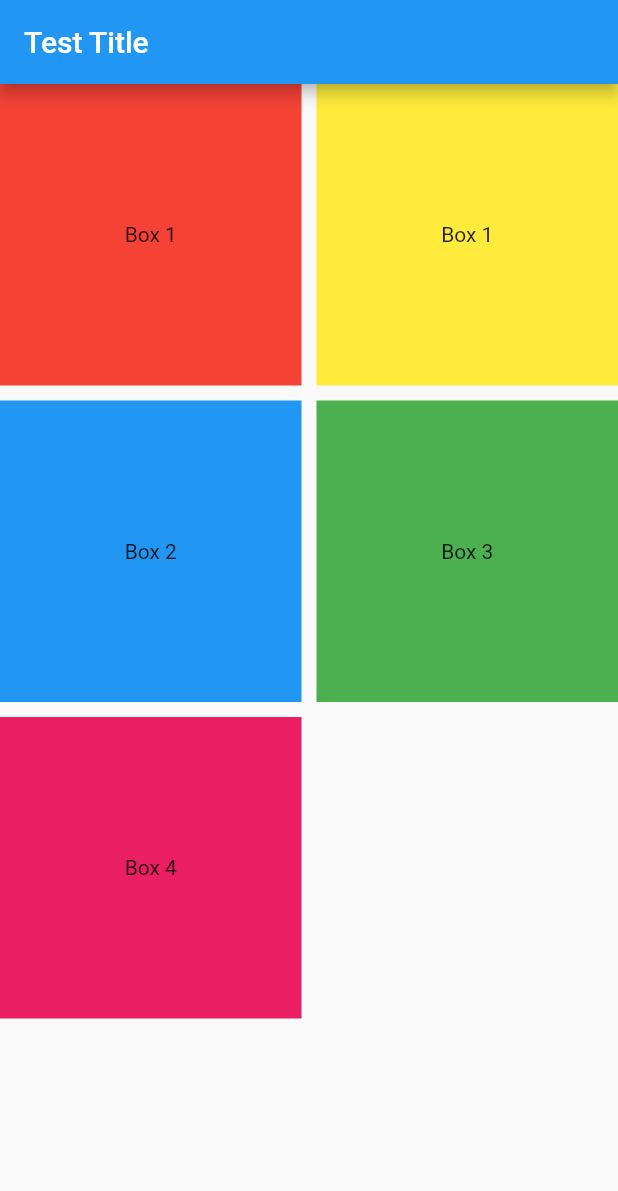
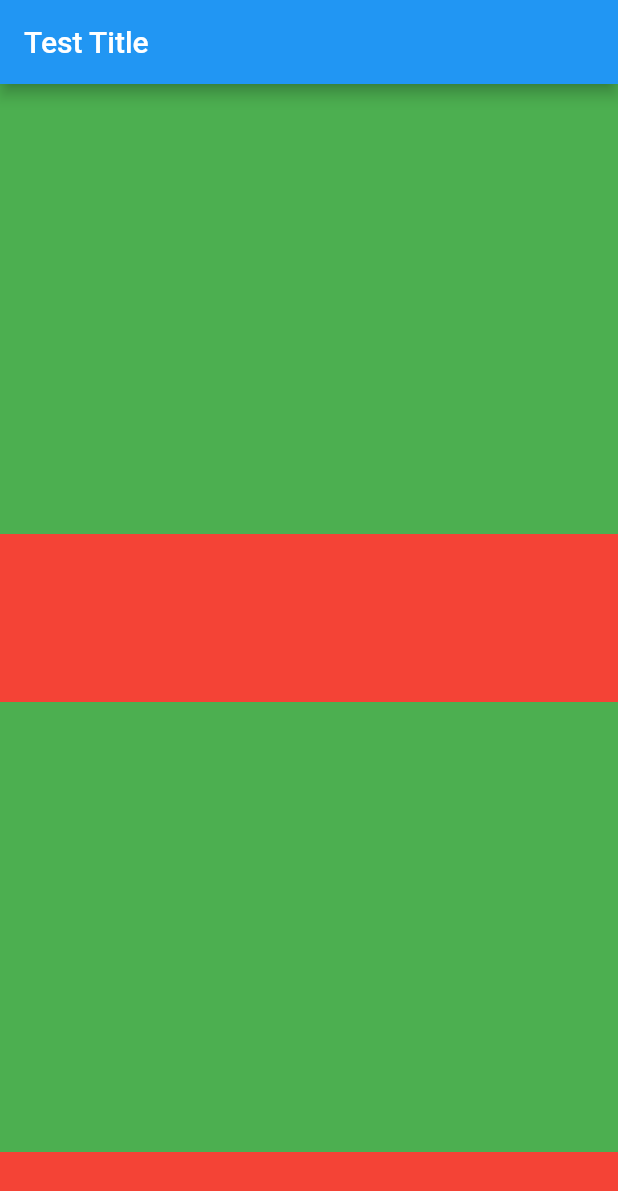
Before and after one commit to sunjom/Baobab_AppFront, a Flutter app: the screen it shows after launch, on a phone screen of 412 x 824 dp. Shown: the top 1191 px of the screen. Run offline on Flutter 3.47's test engine with Material 3 defaults, Android fonts, the phone set to English and light mode, and no system bars.

Commit message:
[FE] SingleChildScrollView 실습

```diff
--- a/code/lib/main.dart
+++ b/code/lib/main.dart
@@ -3,7 +3,7 @@ import 'package:flutter/material.dart';
 void main() {
   runApp(const MyApp());
 }
-//StatelessWidget : 상태가 변하지 않는 위젯
+
 class MyApp extends StatelessWidget {
   const MyApp({super.key});
 
@@ -21,7 +21,6 @@ class MyApp extends StatelessWidget {
   }
 }
 
-//StatefulWidget : 상태가 변하는 경우
 class MyHomePage extends StatefulWidget {
   const MyHomePage({super.key});
 
@@ -37,19 +36,19 @@ class _MyHomePageState extends State<MyHomePage> {
       "color":Colors.red,
     },
     {
-      "number":"1",
+      "number":"2",
       "color":Colors.yellow,
     },
     {
-      "number":"2",
+      "number":"3",
       "color":Colors.blue,
     },
     {
-      "number":"3",
+      "number":"4",
       "color":Colors.green,
     },
     {
-      "number":"4",
+      "number":"5",
       "color":Colors.pink,
     },
   ];
@@ -58,22 +57,59 @@ class _MyHomePageState extends State<MyHomePage> {
   Widget build(BuildContext context) {
     return Scaffold(
       appBar: AppBar(
-        title:const Text("Test Title"),
+        title: const Text("Test Title"),
       ),
-      //crossAxisCount => 한행에 존재할 수 있는 값의 수, crossAxisSpacing: gap-x, mainAxisSpacing: gap-y
-      body: GridView.builder(gridDelegate:const SliverGridDelegateWithFixedCrossAxisCount(crossAxisCount: 2, crossAxisSpacing: 10, mainAxisSpacing: 10),
-      itemCount: postList.length, itemBuilder: (BuildContext con,int index){
-        return postContainer(number:postList[index]["number"] as String, color:postList[index]['color']as Color);
-      }),
+      //SingleChildScrollView로 묶거나 Scroll기능이 있는 ListView로 만들면 됨.
+      body: SingleChildScrollView(
+        //크게 2개로 나누기 위해 사용
+        child: Column(
+          children: [
+            //반으로 나눈 것중 위쪽 담당.
+            SizedBox(
+              //크기 지정함.
+              height: MediaQuery.of(context).size.height/2,
+              //반에서 또 스크롤 기능 추가.
+              child:SingleChildScrollView(
+                child: Column(
+                children: [
+                  Container(
+                    width: MediaQuery.of(context).size.width,
+                    height: 300,
+                    color:Colors.green
+                  ),
+                  Container(
+                    width: MediaQuery.of(context).size.width,
+                    height: 300,
+                    color:Colors.red
+                  ),
+                ]
+                ),
+              )
+            )
+          ,
+          SizedBox(
+              height: MediaQuery.of(context).size.height/2,
+              child:SingleChildScrollView(
+                child: Column(
+                children: [
+                  Container(
+                    width: MediaQuery.of(context).size.width,
+                    height: 300,
+                    color:Colors.green
+                  ),
+                  Container(
+                    width: MediaQuery.of(context).size.width,
+                    height: 300,
+                    color:Colors.red
+                  ),
+                ]
+                ),
+              )
+            )
+          ],
+        ),
+      )
     );
   }
 
-  Container postContainer({String number="123", Color color=Colors.black}) {
-    return Container(
-        height: 200,
-        color:color,
-        //Text Center로 보내는 함수
-        child: Center(child: Text("Box $number")),
-      );
-  }
 }
```
